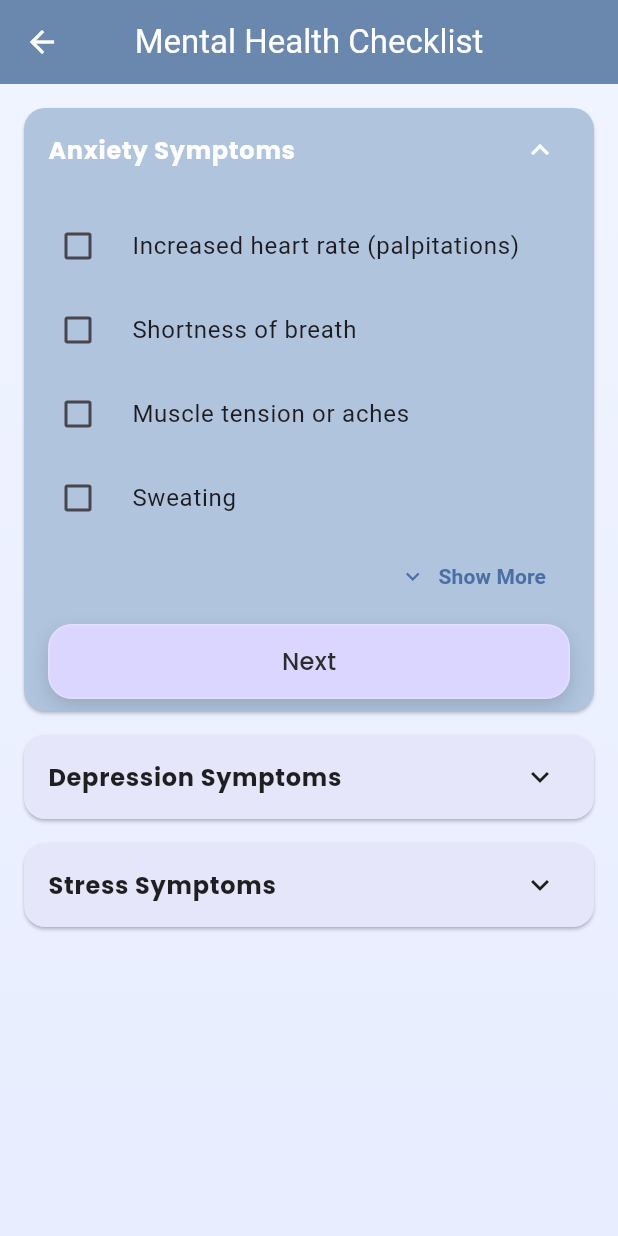
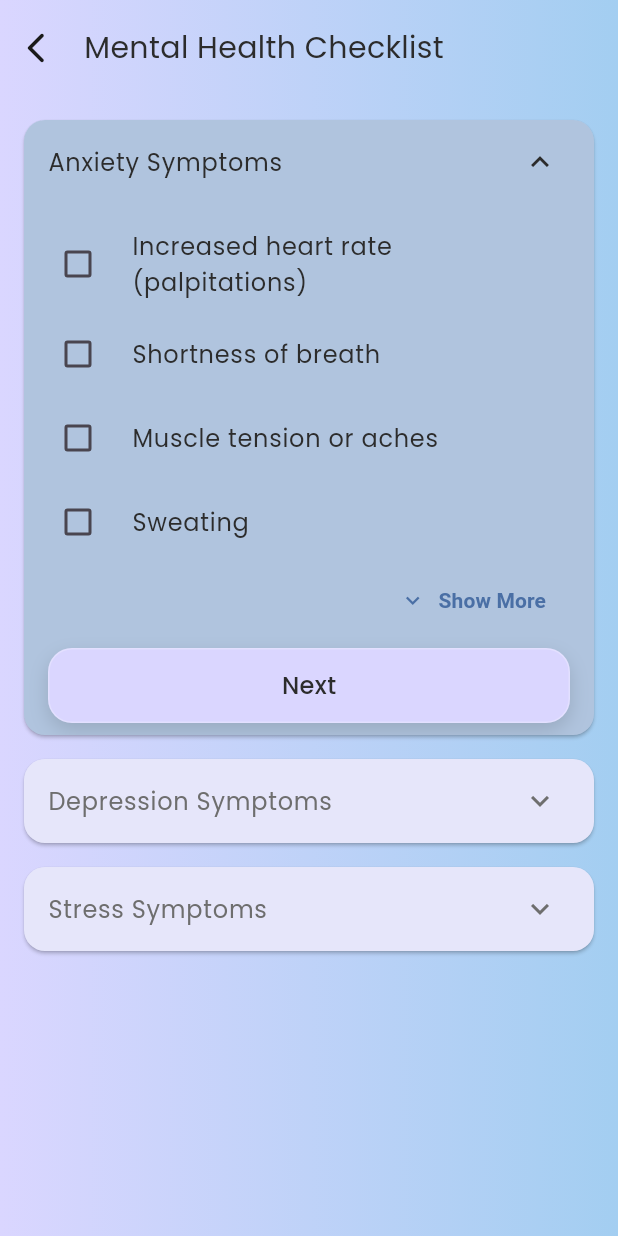
Before and after one commit to shoaib3474/Caress-Care, a Flutter app: the ChecklistScreen screen opened by its route, on a phone screen of 412 x 824 dp. Run offline on Flutter 3.47's test engine with Material 3 defaults, Android fonts, the light colour scheme and no system bars; our stand-ins replace firebase_auth, firebase_core, get, google_fonts, permission_handler, shared_preferences; accounts and stored records are empty.

Commit message:
update the colors of check list screen

```diff
--- a/lib/utils/const/app_text.dart
+++ b/lib/utils/const/app_text.dart
@@ -21,10 +21,10 @@ class AppTextStyles {
     fontSize: 14,
     color: AppColors.textSecondary, // You should define this in AppColors
   );
-  static const TextStyle bold24Black = TextStyle(
+  static const TextStyle heading20 = TextStyle(
     fontFamily: 'Poppins',
-    fontSize: 24,
-    color: AppColors.white,
+    fontSize: 20,
+    color: AppColors.textPrimary,
   );
   static const TextStyle buttonText = TextStyle(
     fontSize: 16,
--- a/lib/view/screens/auth/agreement_screen.dart
+++ b/lib/view/screens/auth/agreement_screen.dart
@@ -59,7 +59,7 @@ class _AgreementScreenState extends State<AgreementScreen> {
                 const SizedBox(height: 20),
                 Text(
                   'User Agreement',
-                  style: AppTextStyles.bold24Black.copyWith(
+                  style: AppTextStyles.heading20.copyWith(
                     color: AppColors.textPrimary,
                   ),
                 ),
--- a/lib/view/screens/check_list_screen.dart
+++ b/lib/view/screens/check_list_screen.dart
@@ -1,6 +1,7 @@
 import 'package:caress_care/controller/mod_ctrl.dart';
 import 'package:caress_care/customs/custom_button.dart';
 import 'package:caress_care/routes/app_routes.dart';
+import 'package:caress_care/utils/const/app_colors.dart';
 import 'package:caress_care/utils/const/app_text.dart';
 import 'package:flutter/material.dart';
 import 'package:get/get.dart';
@@ -61,27 +62,51 @@ class _ChecklistScreenState extends State<ChecklistScreen>
       isExpanded ? const Color(0xFFB0C4DE) : const Color(0xFFE6E6FA);
 
   Color getTextColor(bool isExpanded) =>
-      isExpanded ? Colors.white : Colors.black87;
+      isExpanded ? AppColors.textPrimary :AppColors.textSecondary;
 
   @override
   Widget build(BuildContext context) {
     return Scaffold(
-      appBar: AppBar(
-        backgroundColor: const Color(0xFF6A8CAF),
-        title: const Text(
-          'Mental Health Checklist',
-          style: TextStyle(color: Colors.white),
+      body: Column(
+        children: [
+          // Custom Row for back button and title with gradient background
+          Container(
+            width: double.infinity,
+            padding: EdgeInsets.only(
+              top: MediaQuery.of(context).padding.top + 8,
+              left: 0,
+              right: 0,
+              bottom: 8,
             ),
-        centerTitle: true,
-        elevation: 2,
-        iconTheme: const IconThemeData(color: Colors.white),
-      ),
-      body: Container(
             decoration: const BoxDecoration(
               gradient: LinearGradient(
-            colors: [Color(0xFFF0F4FF), Color(0xFFE8EDFF)],
-            begin: Alignment.topCenter,
-            end: Alignment.bottomCenter,
+                colors: AppColors.mainGradient,
+              ),
+            ),
+            child: Row(
+              children: [
+                IconButton(
+                  icon: const Icon(Icons.arrow_back_ios_new_rounded,
+                      color: AppColors.black),
+                  onPressed: () => Get.back(),
+                ),
+                const SizedBox(width: 8),
+                const Expanded(
+                  child: Text(
+                    'Mental Health Checklist',
+                    style: AppTextStyles.heading20,
+                  ),
+                ),
+                SizedBox(width: 48), // To balance the row visually
+              ],
+            ),
+          ),
+          // Main content
+          Expanded(
+            child: Container(
+              decoration: const BoxDecoration(
+                gradient: LinearGradient(
+                  colors: AppColors.mainGradient,
                 ),
               ),
               child: ListView.builder(
@@ -106,7 +131,7 @@ class _ChecklistScreenState extends State<ChecklistScreen>
                           title: Text(
                             title,
                             style: AppTextStyles.body16.copyWith(
-                        fontWeight: FontWeight.bold,
+
                               color: getTextColor(isExpanded),
                             ),
                           ),
@@ -132,12 +157,12 @@ class _ChecklistScreenState extends State<ChecklistScreen>
                                 children: [
                                   ...displayList.map(
                                     (q) => CheckboxListTile(
-                                title: Text(q.text),
+                                      title: Text(q.text,style: AppTextStyles.body16,),
                                       value: q.isSelected,
-                                activeColor: const Color(0xFF4A6FA5),
-                                checkColor: Colors.white,
+                                      activeColor: Colors.green,
+                                      checkColor: AppColors.white,
                                       shape: RoundedRectangleBorder(
-                                  borderRadius: BorderRadius.circular(10),
+                                        borderRadius: BorderRadius.circular(22),
                                       ),
                                       onChanged: (val) {
                                         controller.toggleQuestion(q, val);
@@ -171,8 +196,7 @@ class _ChecklistScreenState extends State<ChecklistScreen>
                                   const SizedBox(height: 8),
                                   CustomButton(
                                     onTap: handleNext,
-                              text:
-                                  controller.currentStep < 2
+                                    text: controller.currentStep < 2
                                         ? 'Next'
                                         : 'Submit',
                                   ),
@@ -186,6 +210,9 @@ class _ChecklistScreenState extends State<ChecklistScreen>
                 },
               ),
             ),
+          ),
+        ],
+      ),
     );
   }
 }
```
Also changed, not shown: lib/view/screens/motivational_screen.dart (+32 -11 lines). Lines whose indentation alone changed are shown as unchanged.
